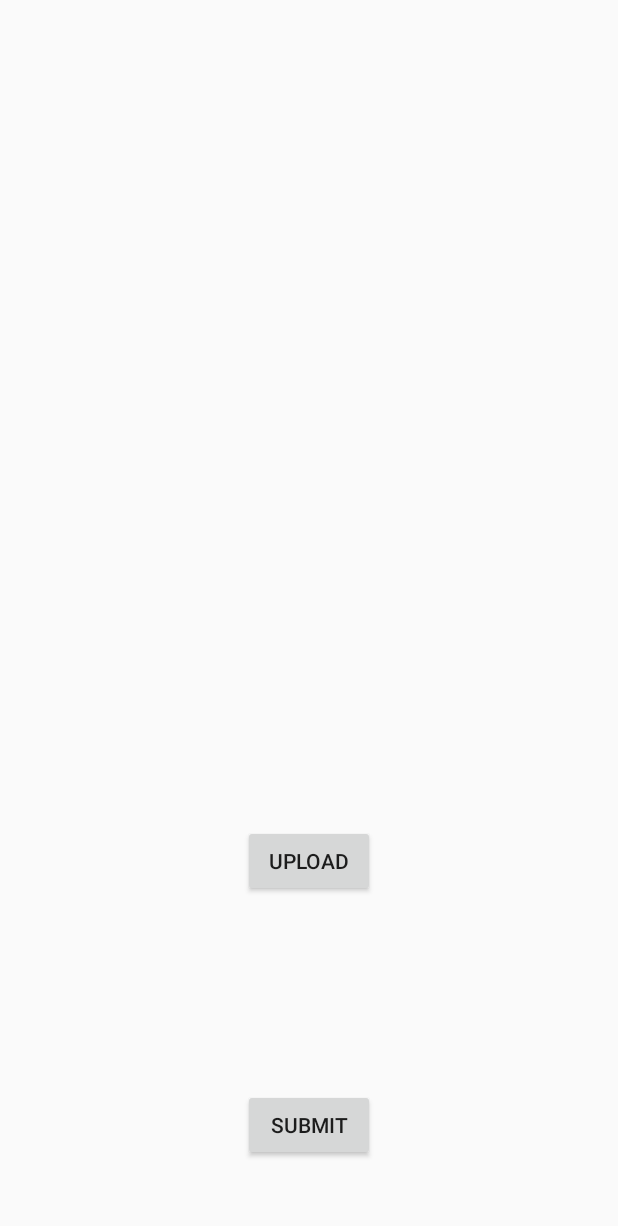
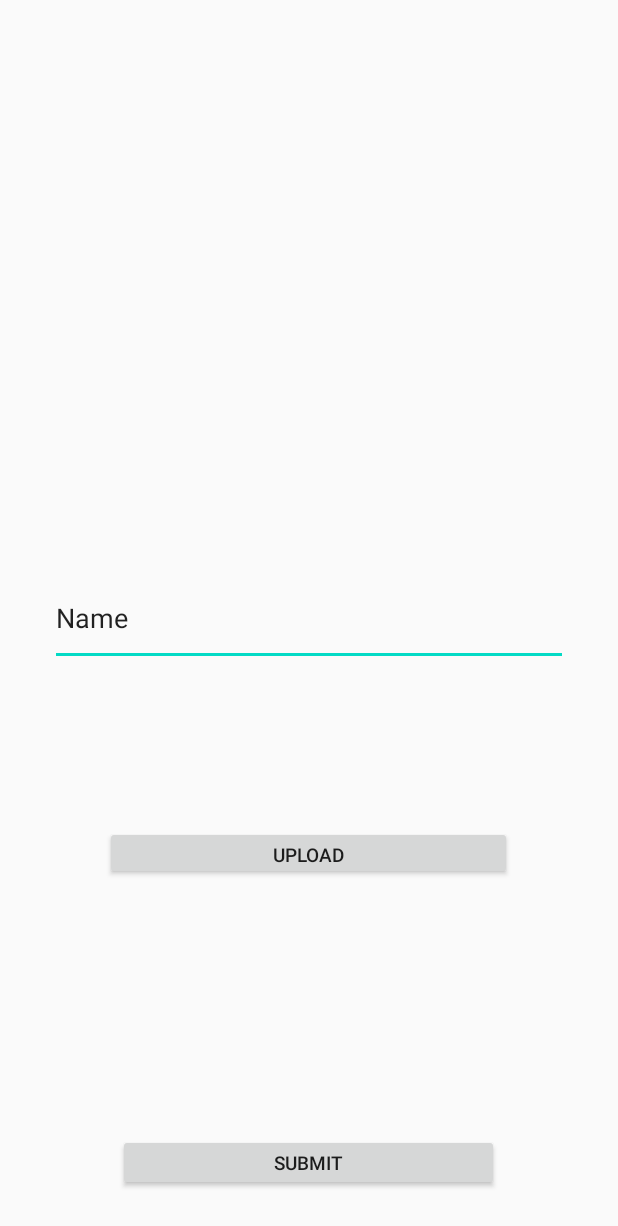
Before and after one commit to rjtmahinay/illegal-fishing-report-mobile, an Android app: the ReportActivity screen opened directly, with no data from a screen before it, on a phone screen of 412 x 824 dp. Shown: the top 1226 px of the screen. Run offline under Robolectric (Android 15) with nearby library versions, the phone set to English and light mode, and no system bars.

Commit message:
Added uploading photo functionality

```diff
--- a/app/src/main/AndroidManifest.xml
+++ b/app/src/main/AndroidManifest.xml
@@ -2,9 +2,7 @@
 <manifest xmlns:android="http://schemas.android.com/apk/res/android"
     package="com.karagathon.vesselreporting">
 
-    <uses-permission android:name="android.permission.WAKE_LOCK" />
-
-    <uses-feature android:name="android.hardware.type.watch" />
+    <uses-permission android:name="android.permission.CAMERA" />
 
     <application
         android:allowBackup="true"
--- a/app/src/main/res/layout/activity_report.xml
+++ b/app/src/main/res/layout/activity_report.xml
@@ -1,29 +1,45 @@
 <?xml version="1.0" encoding="utf-8"?>
 <RelativeLayout xmlns:android="http://schemas.android.com/apk/res/android"
-    xmlns:app="http://schemas.android.com/apk/res-auto"
     xmlns:tools="http://schemas.android.com/tools"
     android:id="@+id/boxInsetLayout"
     android:layout_width="match_parent"
     android:layout_height="match_parent"
-    tools:context=".report.ReportActivity" >
+    tools:context=".report.ReportActivity">
 
     <Button
         android:id="@+id/upload"
-        android:layout_width="wrap_content"
-        android:layout_height="wrap_content"
+        android:layout_width="271dp"
+        android:layout_height="36dp"
         android:layout_alignParentBottom="true"
         android:layout_centerInParent="true"
-        android:layout_centerVertical="true"
-        android:layout_marginBottom="226dp"
-        android:text="Upload" />
+        android:layout_marginBottom="237dp"
+        android:text="Upload"
+        android:textSize="12.5dp" />
 
     <Button
-        android:id="@+id/button2"
-        android:layout_width="wrap_content"
-        android:layout_height="wrap_content"
-        android:layout_centerVertical="true"
+        android:id="@+id/submit"
+        android:layout_width="254dp"
+        android:layout_height="38dp"
+        android:layout_alignParentBottom="true"
         android:layout_centerInParent="true"
-        android:layout_marginBottom="50dp"
-        android:layout_alignParentBottom="true"
-        android:text="Submit" />
+        android:layout_marginBottom="30dp"
+        android:text="Submit"
+        android:textSize="12.5dp" />
+
+    <com.google.android.material.textfield.TextInputLayout
+        android:layout_width="match_parent"
+        android:layout_height="wrap_content">
+
+    </com.google.android.material.textfield.TextInputLayout>
+
+    <EditText
+        android:id="@+id/editTextTextPersonName2"
+        android:layout_width="345dp"
+        android:layout_height="64dp"
+        android:layout_centerInParent="true"
+        android:layout_marginBottom="300dp"
+        android:ems="10"
+        android:inputType="textPersonName"
+        android:text="Name" />
+
 </RelativeLayout>
```
Also changed, not shown: app/src/main/java/com/karagathon/vesselreporting/report/ReportActivity.java (+50 -1 lines), app/src/main/java/com/karagathon/vesselreporting/ui/login/LoginViewModel.java (+4 -4 lines).
